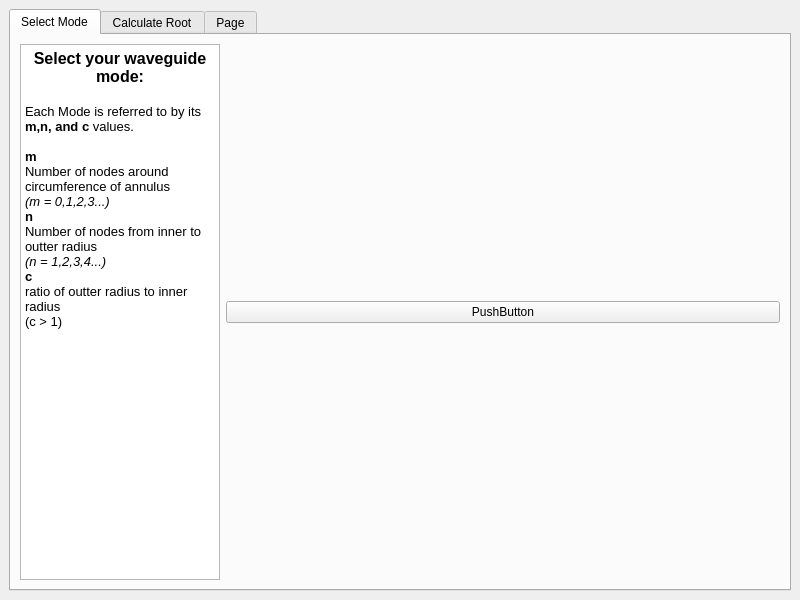
First picture: the form in src/waveguide viewer.ui, repository tenulate/waveguide-viewer, before the edit.
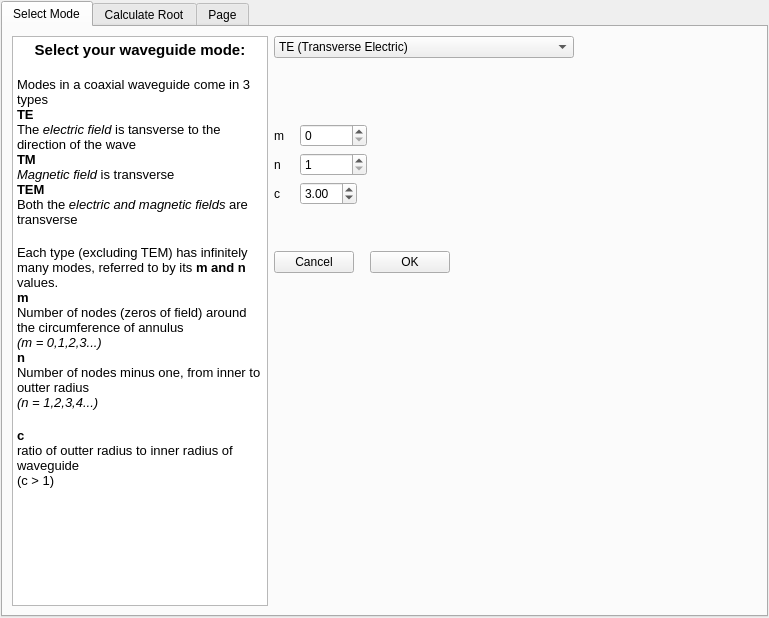
Second picture: the form after the edit. Custom widgets are drawn as their Qt base class.

The edit to the form file:
```diff
--- a/src/waveguide viewer.ui
+++ b/src/waveguide viewer.ui
@@ -6,8 +6,8 @@
    <rect>
     <x>0</x>
     <y>0</y>
-    <width>800</width>
-    <height>600</height>
+    <width>769</width>
+    <height>618</height>
    </rect>
   </property>
   <property name="windowTitle">
@@ -15,6 +15,9 @@
   </property>
   <widget class="QWidget" name="centralwidget">
    <layout class="QVBoxLayout" name="verticalLayout">
+    <property name="margin">
+     <number>1</number>
+    </property>
     <item>
      <widget class="QTabWidget" name="tabWidget">
       <property name="currentIndex">
@@ -35,7 +38,7 @@
           </property>
           <property name="maximumSize">
            <size>
-            <width>200</width>
+            <width>300</width>
             <height>16777215</height>
            </size>
           </property>
@@ -44,31 +47,346 @@
 &lt;html&gt;&lt;head&gt;&lt;meta name=&quot;qrichtext&quot; content=&quot;1&quot; /&gt;&lt;style type=&quot;text/css&quot;&gt;
 p, li { white-space: pre-wrap; }
 &lt;/style&gt;&lt;/head&gt;&lt;body style=&quot; font-family:'Ubuntu'; font-size:11pt; font-weight:400; font-style:normal;&quot;&gt;
-&lt;p align=&quot;center&quot; style=&quot; margin-top:0px; margin-bottom:0px; margin-left:0px; margin-right:0px; -qt-block-indent:0; text-indent:0px;&quot;&gt;&lt;span style=&quot; font-size:12pt; font-weight:600;&quot;&gt;Select your waveguide mode:&lt;/span&gt;&lt;/p&gt;
+&lt;p align=&quot;center&quot; style=&quot; margin-top:0px; margin-bottom:0px; margin-left:0px; margin-right:0px; -qt-block-indent:0; text-indent:0px;&quot;&gt;&lt;span style=&quot; font-weight:600;&quot;&gt;Select your waveguide mode:&lt;/span&gt;&lt;/p&gt;
 &lt;p style=&quot;-qt-paragraph-type:empty; margin-top:0px; margin-bottom:0px; margin-left:0px; margin-right:0px; -qt-block-indent:0; text-indent:0px;&quot;&gt;&lt;br /&gt;&lt;/p&gt;
-&lt;p style=&quot; margin-top:0px; margin-bottom:0px; margin-left:0px; margin-right:0px; -qt-block-indent:0; text-indent:0px;&quot;&gt;&lt;span style=&quot; font-size:10pt;&quot;&gt;Each Mode is referred to by its &lt;/span&gt;&lt;span style=&quot; font-size:10pt; font-weight:600;&quot;&gt;m,n, and c&lt;/span&gt;&lt;span style=&quot; font-size:10pt;&quot;&gt; values.&lt;/span&gt;&lt;/p&gt;
-&lt;p style=&quot;-qt-paragraph-type:empty; margin-top:0px; margin-bottom:0px; margin-left:0px; margin-right:0px; -qt-block-indent:0; text-indent:0px; font-size:10pt;&quot;&gt;&lt;br /&gt;&lt;/p&gt;
+&lt;p style=&quot; margin-top:0px; margin-bottom:0px; margin-left:0px; margin-right:0px; -qt-block-indent:0; text-indent:0px;&quot;&gt;&lt;span style=&quot; font-size:10pt;&quot;&gt;Modes in a coaxial waveguide come in 3 types&lt;/span&gt;&lt;/p&gt;
+&lt;p style=&quot; margin-top:0px; margin-bottom:0px; margin-left:0px; margin-right:0px; -qt-block-indent:0; text-indent:0px;&quot;&gt;&lt;span style=&quot; font-size:10pt; font-weight:600;&quot;&gt;TE&lt;/span&gt;&lt;/p&gt;
+&lt;p style=&quot; margin-top:0px; margin-bottom:0px; margin-left:0px; margin-right:0px; -qt-block-indent:0; text-indent:0px;&quot;&gt;&lt;span style=&quot; font-size:10pt;&quot;&gt;The &lt;/span&gt;&lt;span style=&quot; font-size:10pt; font-style:italic;&quot;&gt;electric field&lt;/span&gt;&lt;span style=&quot; font-size:10pt;&quot;&gt; is tansverse to the direction of the wave&lt;/span&gt;&lt;/p&gt;
+&lt;p style=&quot; margin-top:0px; margin-bottom:0px; margin-left:0px; margin-right:0px; -qt-block-indent:0; text-indent:0px;&quot;&gt;&lt;span style=&quot; font-size:10pt; font-weight:600;&quot;&gt;TM&lt;/span&gt;&lt;/p&gt;
+&lt;p style=&quot; margin-top:0px; margin-bottom:0px; margin-left:0px; margin-right:0px; -qt-block-indent:0; text-indent:0px;&quot;&gt;&lt;span style=&quot; font-size:10pt; font-style:italic;&quot;&gt;Magnetic field&lt;/span&gt;&lt;span style=&quot; font-size:10pt;&quot;&gt; is transverse&lt;/span&gt;&lt;/p&gt;
+&lt;p style=&quot; margin-top:0px; margin-bottom:0px; margin-left:0px; margin-right:0px; -qt-block-indent:0; text-indent:0px;&quot;&gt;&lt;span style=&quot; font-size:10pt; font-weight:600;&quot;&gt;TEM&lt;/span&gt;&lt;/p&gt;
+&lt;p style=&quot; margin-top:0px; margin-bottom:0px; margin-left:0px; margin-right:0px; -qt-block-indent:0; text-indent:0px;&quot;&gt;&lt;span style=&quot; font-size:10pt;&quot;&gt;Both the &lt;/span&gt;&lt;span style=&quot; font-size:10pt; font-style:italic;&quot;&gt;electric and magnetic fields&lt;/span&gt;&lt;span style=&quot; font-size:10pt;&quot;&gt; are transverse&lt;/span&gt;&lt;/p&gt;
+&lt;p style=&quot;-qt-paragraph-type:empty; margin-top:0px; margin-bottom:0px; margin-left:0px; margin-right:0px; -qt-block-indent:0; text-indent:0px;&quot;&gt;&lt;br /&gt;&lt;/p&gt;
+&lt;p style=&quot; margin-top:0px; margin-bottom:0px; margin-left:0px; margin-right:0px; -qt-block-indent:0; text-indent:0px;&quot;&gt;&lt;span style=&quot; font-size:10pt;&quot;&gt;Each type (excluding TEM) has infinitely many modes, referred to by its &lt;/span&gt;&lt;span style=&quot; font-size:10pt; font-weight:600;&quot;&gt;m and n&lt;/span&gt;&lt;span style=&quot; font-size:10pt;&quot;&gt; values.&lt;/span&gt;&lt;/p&gt;
 &lt;p style=&quot; margin-top:0px; margin-bottom:0px; margin-left:0px; margin-right:0px; -qt-block-indent:0; text-indent:0px;&quot;&gt;&lt;span style=&quot; font-size:10pt; font-weight:600;&quot;&gt;m&lt;/span&gt;&lt;/p&gt;
-&lt;p style=&quot; margin-top:0px; margin-bottom:0px; margin-left:0px; margin-right:0px; -qt-block-indent:0; text-indent:0px;&quot;&gt;&lt;span style=&quot; font-size:10pt;&quot;&gt;Number of nodes around circumference of annulus &lt;/span&gt;&lt;/p&gt;
+&lt;p style=&quot; margin-top:0px; margin-bottom:0px; margin-left:0px; margin-right:0px; -qt-block-indent:0; text-indent:0px;&quot;&gt;&lt;span style=&quot; font-size:10pt;&quot;&gt;Number of nodes (zeros of field) around the circumference of annulus &lt;/span&gt;&lt;/p&gt;
 &lt;p style=&quot; margin-top:0px; margin-bottom:0px; margin-left:0px; margin-right:0px; -qt-block-indent:0; text-indent:0px;&quot;&gt;&lt;span style=&quot; font-size:10pt; font-style:italic;&quot;&gt;(m = 0,1,2,3...)&lt;/span&gt;&lt;/p&gt;
 &lt;p style=&quot; margin-top:0px; margin-bottom:0px; margin-left:0px; margin-right:0px; -qt-block-indent:0; text-indent:0px;&quot;&gt;&lt;span style=&quot; font-size:10pt; font-weight:600;&quot;&gt;n&lt;/span&gt;&lt;span style=&quot; font-size:10pt;&quot;&gt; &lt;/span&gt;&lt;/p&gt;
-&lt;p style=&quot; margin-top:0px; margin-bottom:0px; margin-left:0px; margin-right:0px; -qt-block-indent:0; text-indent:0px;&quot;&gt;&lt;span style=&quot; font-size:10pt;&quot;&gt;Number of nodes from inner to outter radius &lt;/span&gt;&lt;/p&gt;
+&lt;p style=&quot; margin-top:0px; margin-bottom:0px; margin-left:0px; margin-right:0px; -qt-block-indent:0; text-indent:0px;&quot;&gt;&lt;span style=&quot; font-size:10pt;&quot;&gt;Number of nodes minus one, from inner to outter radius &lt;/span&gt;&lt;/p&gt;
 &lt;p style=&quot; margin-top:0px; margin-bottom:0px; margin-left:0px; margin-right:0px; -qt-block-indent:0; text-indent:0px;&quot;&gt;&lt;span style=&quot; font-size:10pt; font-style:italic;&quot;&gt;(n = 1,2,3,4...)&lt;/span&gt;&lt;/p&gt;
+&lt;p style=&quot;-qt-paragraph-type:empty; margin-top:0px; margin-bottom:0px; margin-left:0px; margin-right:0px; -qt-block-indent:0; text-indent:0px;&quot;&gt;&lt;br /&gt;&lt;/p&gt;
 &lt;p style=&quot; margin-top:0px; margin-bottom:0px; margin-left:0px; margin-right:0px; -qt-block-indent:0; text-indent:0px;&quot;&gt;&lt;span style=&quot; font-size:10pt; font-weight:600;&quot;&gt;c&lt;/span&gt;&lt;/p&gt;
-&lt;p style=&quot; margin-top:0px; margin-bottom:0px; margin-left:0px; margin-right:0px; -qt-block-indent:0; text-indent:0px;&quot;&gt;&lt;span style=&quot; font-size:10pt;&quot;&gt;ratio of outter radius to inner radius &lt;/span&gt;&lt;/p&gt;
-&lt;p style=&quot; margin-top:0px; margin-bottom:0px; margin-left:0px; margin-right:0px; -qt-block-indent:0; text-indent:0px;&quot;&gt;&lt;span style=&quot; font-size:10pt;&quot;&gt;(c &amp;gt; 1)&lt;/span&gt;&lt;/p&gt;&lt;/body&gt;&lt;/html&gt;</string>
+&lt;p style=&quot; margin-top:0px; margin-bottom:0px; margin-left:0px; margin-right:0px; -qt-block-indent:0; text-indent:0px;&quot;&gt;&lt;span style=&quot; font-size:10pt;&quot;&gt;ratio of outter radius to inner radius of waveguide&lt;/span&gt;&lt;/p&gt;
+&lt;p style=&quot; margin-top:0px; margin-bottom:0px; margin-left:0px; margin-right:0px; -qt-block-indent:0; text-indent:0px;&quot;&gt;&lt;span style=&quot; font-size:10pt;&quot;&gt;(c &amp;gt; 1)&lt;/span&gt;&lt;/p&gt;
+&lt;p style=&quot;-qt-paragraph-type:empty; margin-top:0px; margin-bottom:0px; margin-left:0px; margin-right:0px; -qt-block-indent:0; text-indent:0px; font-size:10pt;&quot;&gt;&lt;br /&gt;&lt;/p&gt;
+&lt;p style=&quot;-qt-paragraph-type:empty; margin-top:0px; margin-bottom:0px; margin-left:0px; margin-right:0px; -qt-block-indent:0; text-indent:0px; font-size:10pt;&quot;&gt;&lt;br /&gt;&lt;/p&gt;&lt;/body&gt;&lt;/html&gt;</string>
           </property>
          </widget>
         </item>
         <item>
          <layout class="QVBoxLayout" name="verticalLayout_3">
           <item>
-           <widget class="QPushButton" name="pushButton">
-            <property name="text">
-             <string>PushButton</string>
+           <widget class="QComboBox" name="mode_comboBox">
+            <property name="maximumSize">
+             <size>
+              <width>300</width>
+              <height>16777215</height>
+             </size>
             </property>
+            <item>
+             <property name="text">
+              <string>TE (Transverse Electric)</string>
+             </property>
+            </item>
+            <item>
+             <property name="text">
+              <string>TM (Transverse Magnetic)</string>
+             </property>
+            </item>
+            <item>
+             <property name="text">
+              <string>TEM (Transverse Electric-Magnetic)</string>
+             </property>
+            </item>
            </widget>
           </item>
+          <item>
+           <spacer name="verticalSpacer_2">
+            <property name="orientation">
+             <enum>Qt::Vertical</enum>
+            </property>
+            <property name="sizeType">
+             <enum>QSizePolicy::Fixed</enum>
+            </property>
+            <property name="sizeHint" stdset="0">
+             <size>
+              <width>20</width>
+              <height>60</height>
+             </size>
+            </property>
+           </spacer>
+          </item>
+          <item>
+           <layout class="QHBoxLayout" name="horizontalLayout_2">
+            <item>
+             <widget class="QLabel" name="label">
+              <property name="sizePolicy">
+               <sizepolicy hsizetype="Fixed" vsizetype="Preferred">
+                <horstretch>0</horstretch>
+                <verstretch>0</verstretch>
+               </sizepolicy>
+              </property>
+              <property name="minimumSize">
+               <size>
+                <width>20</width>
+                <height>0</height>
+               </size>
+              </property>
+              <property name="text">
+               <string>m</string>
+              </property>
+             </widget>
+            </item>
+            <item>
+             <widget class="QSpinBox" name="m_spinBox">
+              <property name="minimumSize">
+               <size>
+                <width>67</width>
+                <height>0</height>
+               </size>
+              </property>
+              <property name="maximum">
+               <number>100</number>
+              </property>
+             </widget>
+            </item>
+            <item>
+             <spacer name="horizontalSpacer">
+              <property name="orientation">
+               <enum>Qt::Horizontal</enum>
+              </property>
+              <property name="sizeHint" stdset="0">
+               <size>
+                <width>40</width>
+                <height>20</height>
+               </size>
+              </property>
+             </spacer>
+            </item>
+           </layout>
+          </item>
+          <item>
+           <layout class="QHBoxLayout" name="horizontalLayout_3">
+            <item>
+             <widget class="QLabel" name="label_2">
+              <property name="sizePolicy">
+               <sizepolicy hsizetype="Fixed" vsizetype="Preferred">
+                <horstretch>0</horstretch>
+                <verstretch>0</verstretch>
+               </sizepolicy>
+              </property>
+              <property name="minimumSize">
+               <size>
+                <width>20</width>
+                <height>0</height>
+               </size>
+              </property>
+              <property name="text">
+               <string>n</string>
+              </property>
+             </widget>
+            </item>
+            <item>
+             <widget class="QSpinBox" name="n_spinBox">
+              <property name="sizePolicy">
+               <sizepolicy hsizetype="Minimum" vsizetype="Fixed">
+                <horstretch>0</horstretch>
+                <verstretch>0</verstretch>
+               </sizepolicy>
+              </property>
+              <property name="minimumSize">
+               <size>
+                <width>67</width>
+                <height>0</height>
+               </size>
+              </property>
+              <property name="minimum">
+               <number>1</number>
+              </property>
+              <property name="maximum">
+               <number>100</number>
+              </property>
+             </widget>
+            </item>
+            <item>
+             <spacer name="horizontalSpacer_3">
+              <property name="orientation">
+               <enum>Qt::Horizontal</enum>
+              </property>
+              <property name="sizeHint" stdset="0">
+               <size>
+                <width>40</width>
+                <height>20</height>
+               </size>
+              </property>
+             </spacer>
+            </item>
+           </layout>
+          </item>
+          <item>
+           <layout class="QHBoxLayout" name="horizontalLayout_4">
+            <item>
+             <widget class="QLabel" name="label_3">
+              <property name="sizePolicy">
+               <sizepolicy hsizetype="Fixed" vsizetype="Preferred">
+                <horstretch>0</horstretch>
+                <verstretch>0</verstretch>
+               </sizepolicy>
+              </property>
+              <property name="minimumSize">
+               <size>
+                <width>20</width>
+                <height>0</height>
+               </size>
+              </property>
+              <property name="text">
+               <string>c</string>
+              </property>
+             </widget>
+            </item>
+            <item>
+             <widget class="QDoubleSpinBox" name="c_doubleSpinBox">
+              <property name="sizePolicy">
+               <sizepolicy hsizetype="Fixed" vsizetype="Fixed">
+                <horstretch>0</horstretch>
+                <verstretch>0</verstretch>
+               </sizepolicy>
+              </property>
+              <property name="minimumSize">
+               <size>
+                <width>50</width>
+                <height>0</height>
+               </size>
+              </property>
+              <property name="minimum">
+               <double>1.010000000000000</double>
+              </property>
+              <property name="maximum">
+               <double>10.000000000000000</double>
+              </property>
+              <property name="singleStep">
+               <double>0.100000000000000</double>
+              </property>
+              <property name="value">
+               <double>3.000000000000000</double>
+              </property>
+             </widget>
+            </item>
+            <item>
+             <spacer name="horizontalSpacer_2">
+              <property name="orientation">
+               <enum>Qt::Horizontal</enum>
+              </property>
+              <property name="sizeHint" stdset="0">
+               <size>
+                <width>40</width>
+                <height>20</height>
+               </size>
+              </property>
+             </spacer>
+            </item>
+           </layout>
+          </item>
+          <item>
+           <spacer name="verticalSpacer_3">
+            <property name="orientation">
+             <enum>Qt::Vertical</enum>
+            </property>
+            <property name="sizeType">
+             <enum>QSizePolicy::Fixed</enum>
+            </property>
+            <property name="sizeHint" stdset="0">
+             <size>
+              <width>20</width>
+              <height>40</height>
+             </size>
+            </property>
+           </spacer>
+          </item>
+          <item>
+           <layout class="QHBoxLayout" name="horizontalLayout_7">
+            <item>
+             <widget class="QPushButton" name="mode_CancelButton">
+              <property name="sizePolicy">
+               <sizepolicy hsizetype="Fixed" vsizetype="Fixed">
+                <horstretch>0</horstretch>
+                <verstretch>0</verstretch>
+               </sizepolicy>
+              </property>
+              <property name="minimumSize">
+               <size>
+                <width>50</width>
+                <height>0</height>
+               </size>
+              </property>
+              <property name="text">
+               <string>Cancel</string>
+              </property>
+             </widget>
+            </item>
+            <item>
+             <spacer name="horizontalSpacer_5">
+              <property name="orientation">
+               <enum>Qt::Horizontal</enum>
+              </property>
+              <property name="sizeType">
+               <enum>QSizePolicy::Fixed</enum>
+              </property>
+              <property name="sizeHint" stdset="0">
+               <size>
+                <width>10</width>
+                <height>20</height>
+               </size>
+              </property>
+             </spacer>
+            </item>
+            <item>
+             <widget class="QPushButton" name="mode_OKButton">
+              <property name="sizePolicy">
+               <sizepolicy hsizetype="Fixed" vsizetype="Fixed">
+                <horstretch>0</horstretch>
+                <verstretch>0</verstretch>
+               </sizepolicy>
+              </property>
+              <property name="minimumSize">
+               <size>
+                <width>50</width>
+                <height>0</height>
+               </size>
+              </property>
+              <property name="text">
+               <string>OK</string>
+              </property>
+             </widget>
+            </item>
+            <item>
+             <spacer name="horizontalSpacer_4">
+              <property name="orientation">
+               <enum>Qt::Horizontal</enum>
+              </property>
+              <property name="sizeHint" stdset="0">
+               <size>
+                <width>40</width>
+                <height>20</height>
+               </size>
+              </property>
+             </spacer>
+            </item>
+           </layout>
+          </item>
+          <item>
+           <spacer name="verticalSpacer">
+            <property name="orientation">
+             <enum>Qt::Vertical</enum>
+            </property>
+            <property name="sizeHint" stdset="0">
+             <size>
+              <width>20</width>
+              <height>40</height>
+             </size>
+            </property>
+           </spacer>
+          </item>
          </layout>
         </item>
        </layout>
@@ -98,6 +416,14 @@
    </property>
   </widget>
  </widget>
+ <customwidgets>
+  <customwidget>
+   <class>MplWidget</class>
+   <extends>QWidget</extends>
+   <header>mplwidget</header>
+   <container>1</container>
+  </customwidget>
+ </customwidgets>
  <resources/>
  <connections/>
 </ui>
```
Left out of the diff: 108 changed lines with no effect on the pictures.
